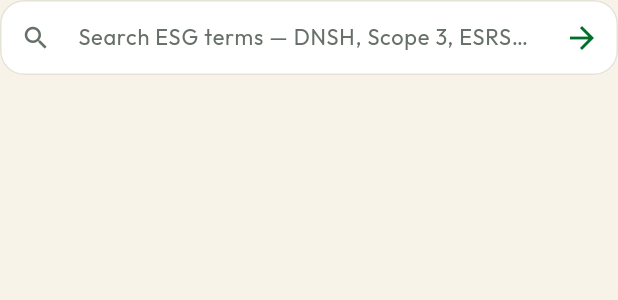
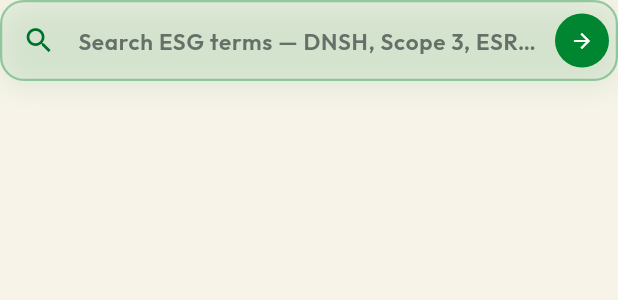
Before and after one commit to Jlesdaffer3560/sustainwise-web, a Flutter app: the _GlossarySearchBar widget shown alone on an empty page, opened directly, on a phone screen of 412 x 824 dp. Shown: the top 300 px of the screen. Run offline on Flutter 3.47's test engine with Material 3 defaults, Android fonts, the light colour scheme and no system bars; our stand-ins replace audioplayers, flutter_local_notifications, flutter_timezone, go_router, shared_preferences, timezone; missing offline and left inert: dart:html; accounts and stored records are empty.

Commit message:
Web: remove Daily Goal card, redesign glossary search bar
Daily Goal / streak progress is a retention mechanic for a returning
app user, not something a one-time website visitor benefits from —
dropped from the desktop sidebar entirely and gated the mobile-web
call behind !kIsWeb. Native keeps it exactly as it always was.

Glossary search is this site's strongest immediate-value feature for
a first-time visitor, so gave it a deliberately more prominent look:
teal-tinted background, shadow, bold input text, thicker border, and
a filled circular submit button instead of a bare arrow icon.

Web-only (kIsWeb-gated); native app behavior is unchanged.

```diff
--- a/lib/screens/home_screen.dart
+++ b/lib/screens/home_screen.dart
@@ -238,7 +238,11 @@ class _HomeScreenState extends State<HomeScreen> {
           padding: const EdgeInsets.fromLTRB(16, 16, 16, 0),
           child: _buildContinueLearningCard(context),
         ),
-        _buildDailyGoalCard(context),
+        // Streak/daily-goal is a retention mechanic for a returning app
+        // user — it doesn't fit a website visitor here once, so it's
+        // dropped on web entirely (both this narrow-web layout and the
+        // desktop one). Native keeps it exactly as it always was.
+        if (!kIsWeb) _buildDailyGoalCard(context),
         _buildMistakesCard(context),
         _buildRegulatoryRadarCard(context),
         const _ScrollHint(),
@@ -317,16 +321,16 @@ class _HomeScreenState extends State<HomeScreen> {
     return Column(
       mainAxisSize: MainAxisSize.min,
       children: [
-        _buildDailyGoalCard(context),
+        // No Daily Goal here — streak/daily-goal is a retention mechanic
+        // for a returning app user, not a website visitor. Mistakes is
+        // also progress-dependent (and empty for a first-time visitor),
+        // which would leave this whole column empty next to the long path
+        // column — the curriculum card below is the opposite: pure
+        // content, identical for every visitor, so there's always
+        // something substantial here, and it doubles as a scope/
+        // credibility signal ("this is a real 261-term curriculum").
         _buildMistakesCard(context),
         _buildRegulatoryRadarCard(context),
-        // Daily Goal/Mistakes are both progress-dependent — for a
-        // first-time visitor (no streak, nothing missed yet) that leaves
-        // this whole column mostly empty next to the long path column.
-        // This card is the opposite: pure content, identical for every
-        // visitor regardless of history, so it always has something to
-        // show — and it doubles as a scope/credibility signal ("this is a
-        // real 261-term curriculum," not a toy).
         _buildCurriculumOverviewCard(),
       ],
     );
@@ -1503,41 +1507,85 @@ class _GlossarySearchBarState extends State<_GlossarySearchBar> {
 
   @override
   Widget build(BuildContext context) {
-    return Material(
-      color: AppColors.surface,
+    // Deliberately more prominent than a standard input — the Glossary is
+    // this site's strongest, most immediately useful feature for a
+    // first-time professional visitor, so its entry point earns visual
+    // weight: a bolder border and a soft brand-tinted background instead
+    // of blending in as one more plain form field.
+    return Container(
+      decoration: BoxDecoration(
+        borderRadius: BorderRadius.circular(16),
+        boxShadow: [
+          BoxShadow(
+            color: AppColors.teal.withValues(alpha: 0.10),
+            blurRadius: 16,
+            offset: const Offset(0, 4),
+          ),
+        ],
+      ),
+      child: Material(
+        color: AppColors.teal.withValues(alpha: 0.05),
         borderRadius: BorderRadius.circular(16),
         child: TextField(
           key: const Key('glossary-search-bar'),
           controller: _controller,
           onSubmitted: (_) => _submit(),
-        style: const TextStyle(fontSize: 14.5, color: AppColors.ink),
+          style: const TextStyle(
+            fontSize: 15,
+            fontWeight: FontWeight.w700,
+            color: AppColors.ink,
+          ),
           decoration: InputDecoration(
             hintText: 'Search ESG terms — DNSH, Scope 3, ESRS…',
-          hintStyle: TextStyle(fontSize: 14.5, color: AppColors.inkSoft),
-          prefixIcon: const Icon(
-            Icons.search,
+            hintStyle: TextStyle(
+              fontSize: 15,
+              fontWeight: FontWeight.w600,
               color: AppColors.inkSoft,
-            size: 20,
-          ),
-          suffixIcon: IconButton(
-            icon: const Icon(Icons.arrow_forward, color: AppColors.tealDeep),
-            onPressed: _submit,
-            tooltip: 'Search glossary',
+            ),
+            prefixIcon: const Padding(
+              padding: EdgeInsets.only(left: 4),
+              child: Icon(Icons.search, color: AppColors.tealDeep, size: 22),
+            ),
+            suffixIcon: Padding(
+              padding: const EdgeInsets.all(6),
+              child: Material(
+                color: AppColors.teal,
+                shape: const CircleBorder(),
+                child: InkWell(
+                  customBorder: const CircleBorder(),
+                  onTap: _submit,
+                  child: const Padding(
+                    padding: EdgeInsets.all(8),
+                    child: Icon(
+                      Icons.arrow_forward,
+                      color: Colors.white,
+                      size: 16,
+                    ),
+                  ),
+                ),
+              ),
             ),
             filled: true,
-          fillColor: AppColors.surface,
-          contentPadding: const EdgeInsets.symmetric(vertical: 14),
+            fillColor: Colors.transparent,
+            contentPadding: const EdgeInsets.symmetric(vertical: 16),
             border: OutlineInputBorder(
               borderRadius: BorderRadius.circular(16),
-            borderSide: const BorderSide(color: AppColors.border),
+              borderSide: BorderSide(
+                color: AppColors.teal.withValues(alpha: 0.35),
+                width: 1.5,
+              ),
             ),
             enabledBorder: OutlineInputBorder(
               borderRadius: BorderRadius.circular(16),
-            borderSide: const BorderSide(color: AppColors.border),
+              borderSide: BorderSide(
+                color: AppColors.teal.withValues(alpha: 0.35),
+                width: 1.5,
+              ),
             ),
             focusedBorder: OutlineInputBorder(
               borderRadius: BorderRadius.circular(16),
-            borderSide: const BorderSide(color: AppColors.teal, width: 1.5),
+              borderSide: const BorderSide(color: AppColors.teal, width: 2),
+            ),
           ),
         ),
       ),
```
Lines whose indentation alone changed are shown as unchanged.
